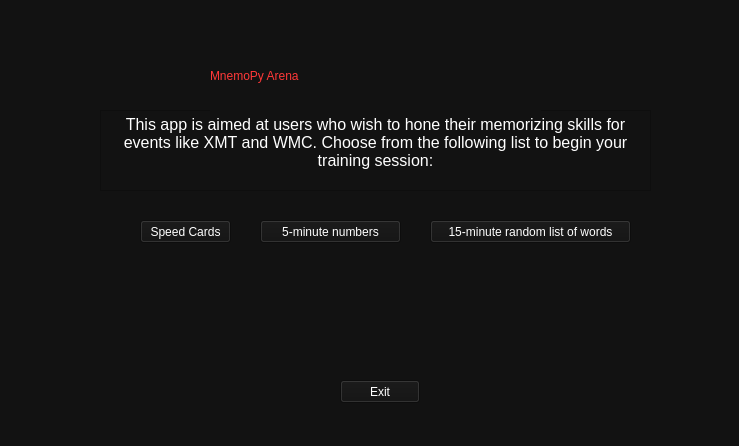
First picture: the form in layout-main_window.ui, repository VivekThazhathattil/mnemopy, before the edit.
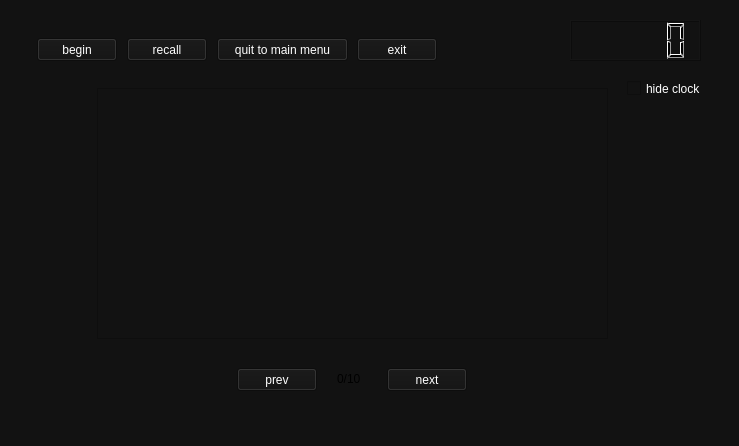
Second picture: the form after the edit. The open tabs and pages were chosen to show the change. Icons and pictures are not drawn.

Commit message: stage 2 for bn and sn applets

Diff of the .ui file:
```diff
--- a/layout-main_window.ui
+++ b/layout-main_window.ui
@@ -544,6 +544,268 @@
       </property>
      </widget>
     </widget>
+    <widget class="QWidget" name="page_sn">
+     <widget class="QPushButton" name="begin_sn">
+      <property name="geometry">
+       <rect>
+        <x>30</x>
+        <y>40</y>
+        <width>80</width>
+        <height>23</height>
+       </rect>
+      </property>
+      <property name="styleSheet">
+       <string notr="true">color: rgb(255, 255, 255);</string>
+      </property>
+      <property name="text">
+       <string>begin</string>
+      </property>
+     </widget>
+     <widget class="QPushButton" name="recall_sn">
+      <property name="geometry">
+       <rect>
+        <x>130</x>
+        <y>40</y>
+        <width>80</width>
+        <height>23</height>
+       </rect>
+      </property>
+      <property name="styleSheet">
+       <string notr="true">color: rgb(255, 255, 255);</string>
+      </property>
+      <property name="text">
+       <string>recall</string>
+      </property>
+     </widget>
+     <widget class="QPushButton" name="quit_sn">
+      <property name="geometry">
+       <rect>
+        <x>440</x>
+        <y>400</y>
+        <width>151</width>
+        <height>23</height>
+       </rect>
+      </property>
+      <property name="styleSheet">
+       <string notr="true">color: rgb(255, 255, 255);</string>
+      </property>
+      <property name="text">
+       <string>quit to main menu</string>
+      </property>
+     </widget>
+     <widget class="QPushButton" name="exit_sn">
+      <property name="geometry">
+       <rect>
+        <x>620</x>
+        <y>400</y>
+        <width>80</width>
+        <height>23</height>
+       </rect>
+      </property>
+      <property name="styleSheet">
+       <string notr="true">color: rgb(255, 255, 255);</string>
+      </property>
+      <property name="text">
+       <string>exit</string>
+      </property>
+     </widget>
+     <widget class="QLCDNumber" name="timer_sn">
+      <property name="geometry">
+       <rect>
+        <x>550</x>
+        <y>30</y>
+        <width>151</width>
+        <height>31</height>
+       </rect>
+      </property>
+     </widget>
+     <widget class="QCheckBox" name="hide_timer_sn">
+      <property name="geometry">
+       <rect>
+        <x>610</x>
+        <y>80</y>
+        <width>85</width>
+        <height>21</height>
+       </rect>
+      </property>
+      <property name="styleSheet">
+       <string notr="true">color: rgb(255, 255, 255);</string>
+      </property>
+      <property name="text">
+       <string>hide timer</string>
+      </property>
+     </widget>
+     <widget class="QTextBrowser" name="num_disp_sn">
+      <property name="geometry">
+       <rect>
+        <x>30</x>
+        <y>80</y>
+        <width>181</width>
+        <height>331</height>
+       </rect>
+      </property>
+     </widget>
+     <widget class="QLabel" name="speaker_icon_label">
+      <property name="geometry">
+       <rect>
+        <x>350</x>
+        <y>120</y>
+        <width>161</width>
+        <height>141</height>
+       </rect>
+      </property>
+      <property name="text">
+       <string/>
+      </property>
+     </widget>
+    </widget>
+    <widget class="QWidget" name="page_bn">
+     <widget class="QPushButton" name="button_prev_bn">
+      <property name="geometry">
+       <rect>
+        <x>237</x>
+        <y>388</y>
+        <width>80</width>
+        <height>23</height>
+       </rect>
+      </property>
+      <property name="styleSheet">
+       <string notr="true">color: rgb(255, 255, 255);</string>
+      </property>
+      <property name="text">
+       <string>prev</string>
+      </property>
+     </widget>
+     <widget class="QPushButton" name="button_quit_bn">
+      <property name="geometry">
+       <rect>
+        <x>217</x>
+        <y>58</y>
+        <width>131</width>
+        <height>23</height>
+       </rect>
+      </property>
+      <property name="styleSheet">
+       <string notr="true">color: rgb(255, 255, 255);</string>
+      </property>
+      <property name="text">
+       <string>quit to main menu</string>
+      </property>
+     </widget>
+     <widget class="QCheckBox" name="checkbox_bn">
+      <property name="geometry">
+       <rect>
+        <x>627</x>
+        <y>98</y>
+        <width>85</width>
+        <height>21</height>
+       </rect>
+      </property>
+      <property name="styleSheet">
+       <string notr="true">color: rgb(255, 255, 255);</string>
+      </property>
+      <property name="text">
+       <string>hide clock</string>
+      </property>
+     </widget>
+     <widget class="QPushButton" name="button_begin_bn">
+      <property name="geometry">
+       <rect>
+        <x>37</x>
+        <y>58</y>
+        <width>80</width>
+        <height>23</height>
+       </rect>
+      </property>
+      <property name="styleSheet">
+       <string notr="true">color: rgb(255, 255, 255);</string>
+      </property>
+      <property name="text">
+       <string>begin</string>
+      </property>
+     </widget>
+     <widget class="QLabel" name="page_no_bn">
+      <property name="geometry">
+       <rect>
+        <x>337</x>
+        <y>388</y>
+        <width>31</width>
+        <height>21</height>
+       </rect>
+      </property>
+      <property name="text">
+       <string>0/10</string>
+      </property>
+     </widget>
+     <widget class="QTextBrowser" name="disp_panel_bn">
+      <property name="geometry">
+       <rect>
+        <x>97</x>
+        <y>108</y>
+        <width>511</width>
+        <height>251</height>
+       </rect>
+      </property>
+     </widget>
+     <widget class="QPushButton" name="button_exit_bn">
+      <property name="geometry">
+       <rect>
+        <x>357</x>
+        <y>58</y>
+        <width>80</width>
+        <height>23</height>
+       </rect>
+      </property>
+      <property name="styleSheet">
+       <string notr="true">color: rgb(255, 255, 255);</string>
+      </property>
+      <property name="text">
+       <string>exit</string>
+      </property>
+     </widget>
+     <widget class="QPushButton" name="button_recall_bn">
+      <property name="geometry">
+       <rect>
+        <x>127</x>
+        <y>58</y>
+        <width>80</width>
+        <height>23</height>
+       </rect>
+      </property>
+      <property name="styleSheet">
+       <string notr="true">color: rgb(255, 255, 255);</string>
+      </property>
+      <property name="text">
+       <string>recall</string>
+      </property>
+     </widget>
+     <widget class="QPushButton" name="button_next_bn">
+      <property name="geometry">
+       <rect>
+        <x>387</x>
+        <y>388</y>
+        <width>80</width>
+        <height>23</height>
+       </rect>
+      </property>
+      <property name="styleSheet">
+       <string notr="true">color: rgb(255, 255, 255);</string>
+      </property>
+      <property name="text">
+       <string>next</string>
+      </property>
+     </widget>
+     <widget class="QLCDNumber" name="timer_bn">
+      <property name="geometry">
+       <rect>
+        <x>570</x>
+        <y>40</y>
+        <width>131</width>
+        <height>41</height>
+       </rect>
+      </property>
+     </widget>
+    </widget>
    </widget>
   </widget>
   <widget class="QMenuBar" name="menubar">
```
Left out of the diff: 64 changed lines with no effect on the pictures. The commit also changes 2 other files.
